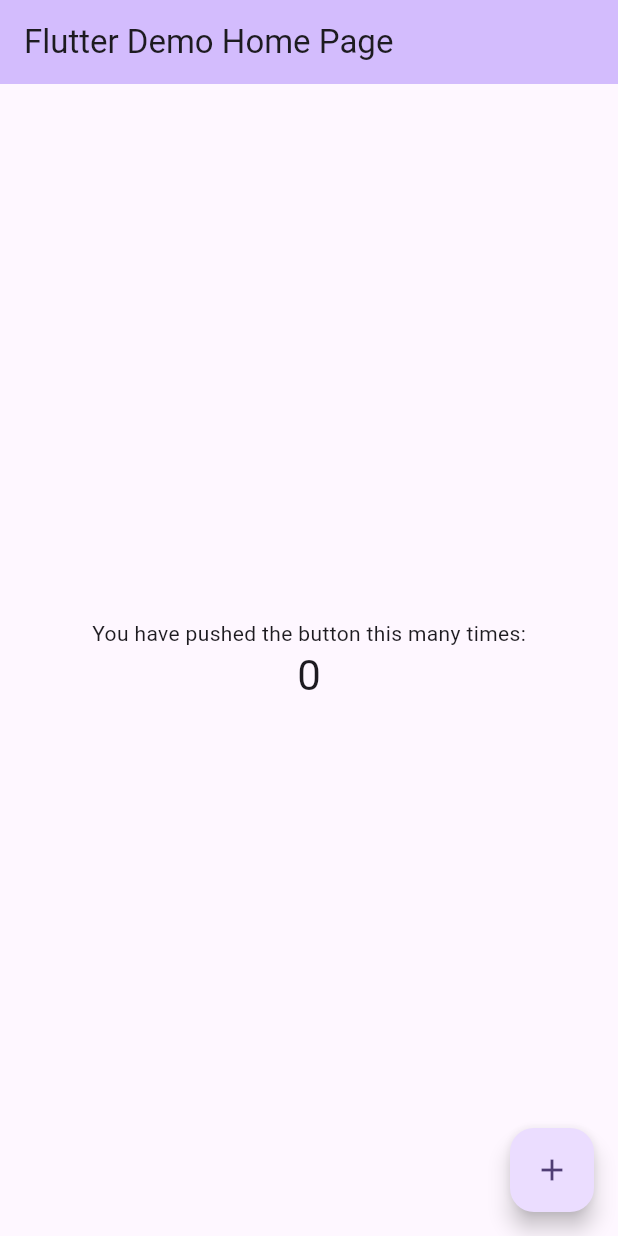
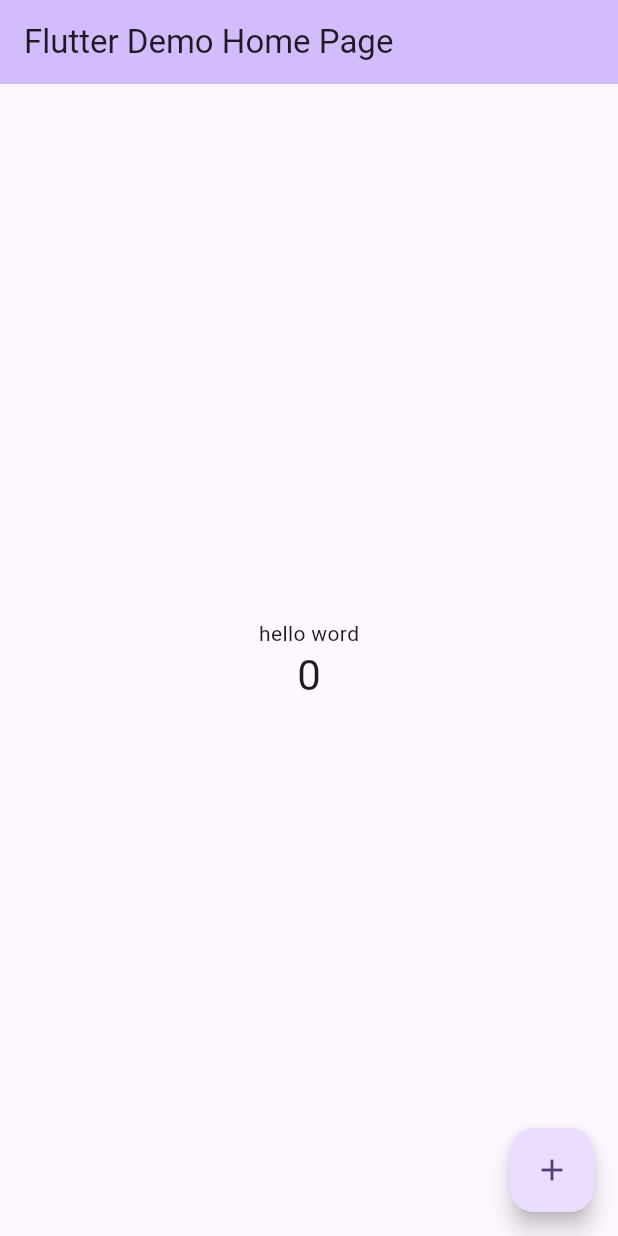
Before and after one commit to wemmu0/flutter_github, a Flutter app: the screen it shows after launch, on a phone screen of 412 x 824 dp. Run offline on Flutter 3.47's test engine with Material 3 defaults, Android fonts, the phone set to English and light mode, and no system bars.

Commit message:
update: แก้ไขข้อความใน main.dart

```diff
--- a/lib/main.dart
+++ b/lib/main.dart
@@ -13,21 +13,6 @@ class MyApp extends StatelessWidget {
     return MaterialApp(
       title: 'Flutter Demo',
       theme: ThemeData(
-        // This is the theme of your application.
-        //
-        // TRY THIS: Try running your application with "flutter run". You'll see
-        // the application has a purple toolbar. Then, without quitting the app,
-        // try changing the seedColor in the colorScheme below to Colors.green
-        // and then invoke "hot reload" (save your changes or press the "hot
-        // reload" button in a Flutter-supported IDE, or press "r" if you used
-        // the command line to start the app).
-        //
-        // Notice that the counter didn't reset back to zero; the application
-        // state is not lost during the reload. To reset the state, use hot
-        // restart instead.
-        //
-        // This works for code too, not just values: Most code changes can be
-        // tested with just a hot reload.
         colorScheme: ColorScheme.fromSeed(seedColor: Colors.deepPurple),
       ),
       home: const MyHomePage(title: 'Flutter Demo Home Page'),
@@ -37,15 +22,6 @@ class MyApp extends StatelessWidget {
 
 class MyHomePage extends StatefulWidget {
   const MyHomePage({super.key, required this.title});
-
-  // This widget is the home page of your application. It is stateful, meaning
-  // that it has a State object (defined below) that contains fields that affect
-  // how it looks.
-
-  // This class is the configuration for the state. It holds the values (in this
-  // case the title) provided by the parent (in this case the App widget) and
-  // used by the build method of the State. Fields in a Widget subclass are
-  // always marked "final".
 
   final String title;
 
@@ -58,36 +34,18 @@ class _MyHomePageState extends State<MyHomePage> {
 
   void _incrementCounter() {
     setState(() {
-      // This call to setState tells the Flutter framework that something has
-      // changed in this State, which causes it to rerun the build method below
-      // so that the display can reflect the updated values. If we changed
-      // _counter without calling setState(), then the build method would not be
-      // called again, and so nothing would appear to happen.
       _counter++;
     });
   }
 
   @override
   Widget build(BuildContext context) {
-    // This method is rerun every time setState is called, for instance as done
-    // by the _incrementCounter method above.
-    //
-    // The Flutter framework has been optimized to make rerunning build methods
-    // fast, so that you can just rebuild anything that needs updating rather
-    // than having to individually change instances of widgets.
     return Scaffold(
       appBar: AppBar(
-        // TRY THIS: Try changing the color here to a specific color (to
-        // Colors.amber, perhaps?) and trigger a hot reload to see the AppBar
-        // change color while the other colors stay the same.
         backgroundColor: Theme.of(context).colorScheme.inversePrimary,
-        // Here we take the value from the MyHomePage object that was created by
-        // the App.build method, and use it to set our appbar title.
         title: Text(widget.title),
       ),
       body: Center(
-        // Center is a layout widget. It takes a single child and positions it
-        // in the middle of the parent.
         child: Column(
           // Column is also a layout widget. It takes a list of children and
           // arranges them vertically. By default, it sizes itself to fit its
@@ -104,7 +62,7 @@ class _MyHomePageState extends State<MyHomePage> {
           // wireframe for each widget.
           mainAxisAlignment: MainAxisAlignment.center,
           children: <Widget>[
-            const Text('You have pushed the button this many times:'),
+            const Text('hello word'),
             Text(
               '$_counter',
               style: Theme.of(context).textTheme.headlineMedium,
```
